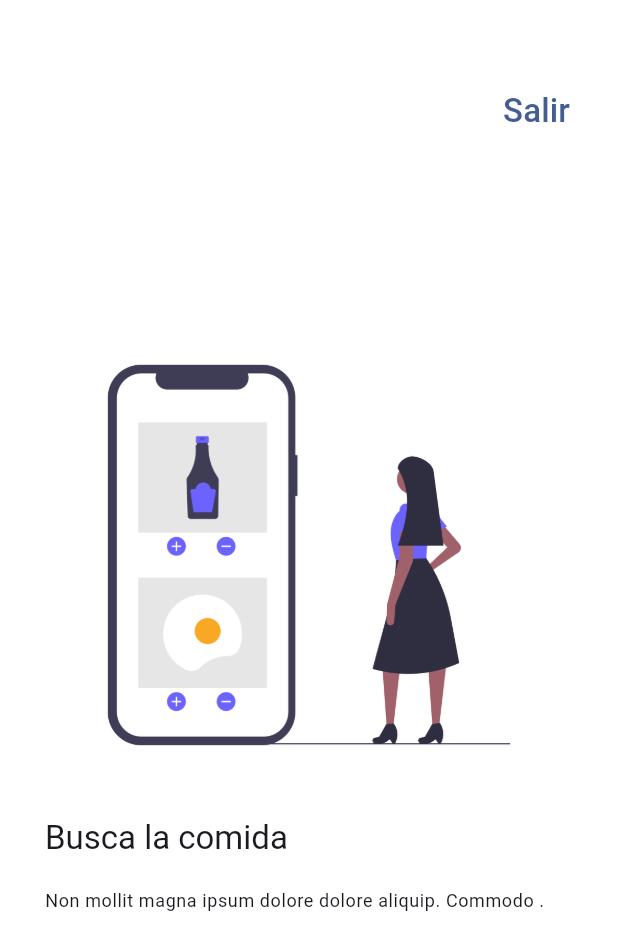
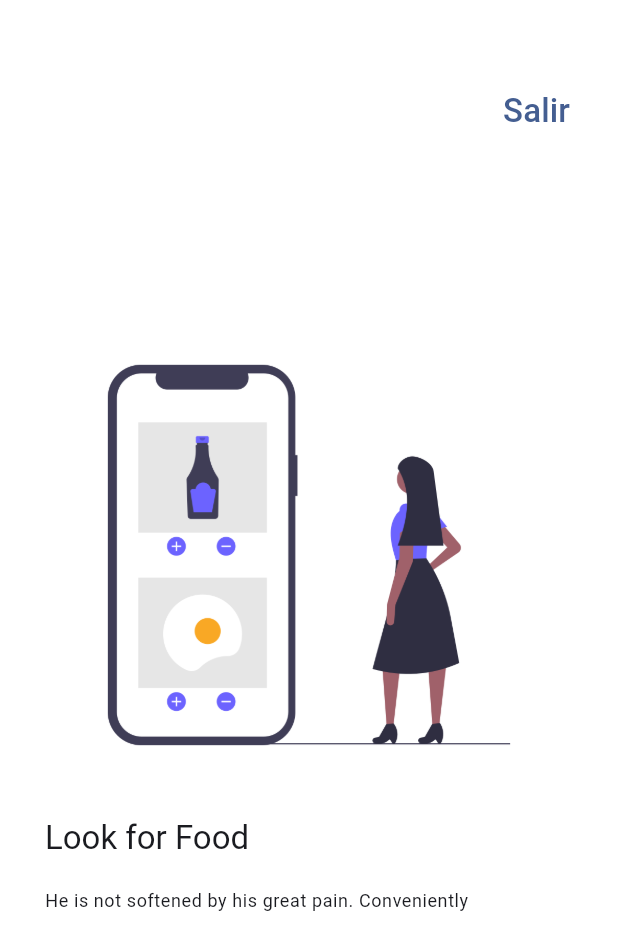
Before and after one commit to juandpt03/widgets_app, a Flutter app: the AppTutorialScreen screen opened by its route, on a phone screen of 412 x 824 dp. Shown: the top 950 px of the screen. Run offline on Flutter 3.47's test engine with Material 2 defaults, Android fonts, the phone set to English and light mode, and no system bars; our stand-ins replace animate_do, flutter_riverpod, go_router.

Commit message:
AppTutorialScreen titles,subtitles applied Locale

```diff
--- a/assets/locale/localization_en.json
+++ b/assets/locale/localization_en.json
@@ -18,5 +18,11 @@
     "counter_sceen": "Counter Sceen",
     "sub_counter": "Exercise with Riverpod",
     "change_theme": "Change Theme",
-    "change_apptheme": "Change App Theme"
+    "change_apptheme": "Change App Theme",
+    "intro_tit_1": "Look for Food",
+    "intro_sub_1": "He is not softened by his great pain. Conveniently",
+    "intro_tit_2": "Fast delivery",
+    "intro_sub_2": "It is difficult to come out of some kind of pain.",
+    "intro_tit_3": "Enjoy the food",
+    "intro_sub_3": "Nostrud the incident, rush, rush, or I will come, the training will be followed, I will go out, let the least run away, the incident, or the training."
 }
--- a/lib/presentation/screens/app_tutorial/app_tutorial_screen.dart
+++ b/lib/presentation/screens/app_tutorial/app_tutorial_screen.dart
@@ -1,6 +1,7 @@
 import 'package:animate_do/animate_do.dart';
 import 'package:flutter/material.dart';
 import 'package:go_router/go_router.dart';
+import 'package:widgets_app/config/localisation/localizations.dart';
 
 class SlideInfo {
   final String title;
@@ -14,22 +15,6 @@ class SlideInfo {
   });
 }
 
-final slides = <SlideInfo>[
-  SlideInfo(
-      title: 'Busca la comida',
-      caption: 'Non mollit magna ipsum dolore dolore aliquip. Commodo .',
-      imageUrl: 'assets/images/1.png'),
-  SlideInfo(
-      title: 'Entrega rápida',
-      caption: ' Laborum est proident aliqua commodo pariatur dolor..',
-      imageUrl: 'assets/images/2.png'),
-  SlideInfo(
-      title: 'Disfruta la comida',
-      caption:
-          'Nostrud incididunt irure irure aute veniam exercitation consectetur amet proident minim fugiat incididunt aute exercitation. .',
-      imageUrl: 'assets/images/3.png'),
-];
-
 class AppTutorialScreen extends StatefulWidget {
   static const route = 'tutorial_screen';
 
@@ -42,11 +27,12 @@ class AppTutorialScreen extends StatefulWidget {
 class _AppTutorialScreenState extends State<AppTutorialScreen> {
   PageController pageViewController = PageController();
   bool endReach = false;
+  List<SlideInfo> slides = [];
 
   @override
   void initState() {
-    // TODO: implement initState
     super.initState();
+
     pageViewController.addListener(() {
       final page = pageViewController.page ?? 0;
       if (!endReach && page >= slides.length - 1.5) {
@@ -65,6 +51,13 @@ class _AppTutorialScreenState extends State<AppTutorialScreen> {
 
   @override
   Widget build(BuildContext context) {
+    slides = <SlideInfo>[
+      for (var i = 1; i <= 3; i++)
+        SlideInfo(
+            title: AppLocalizations.of(context)!.text("intro_tit_$i"),
+            caption: AppLocalizations.of(context)!.text("intro_sub_$i"),
+            imageUrl: 'assets/images/$i.png'),
+    ];
     return Scaffold(
       backgroundColor: Colors.white,
       body: Stack(
--- a/lib/presentation/screens/progress/progress_screen.dart
+++ b/lib/presentation/screens/progress/progress_screen.dart
@@ -21,9 +21,9 @@ class _ProgressView extends StatelessWidget {
 
   @override
   Widget build(BuildContext context) {
-    return Center(
+    return const Center(
       child: Column(
-        children: const [
+        children: [
           SizedBox(height: 30),
           Text('Circular Progress indicator'),
           SizedBox(height: 10),
```
Also changed, not shown: assets/locale/localization_es.json (+7 -1 lines).
